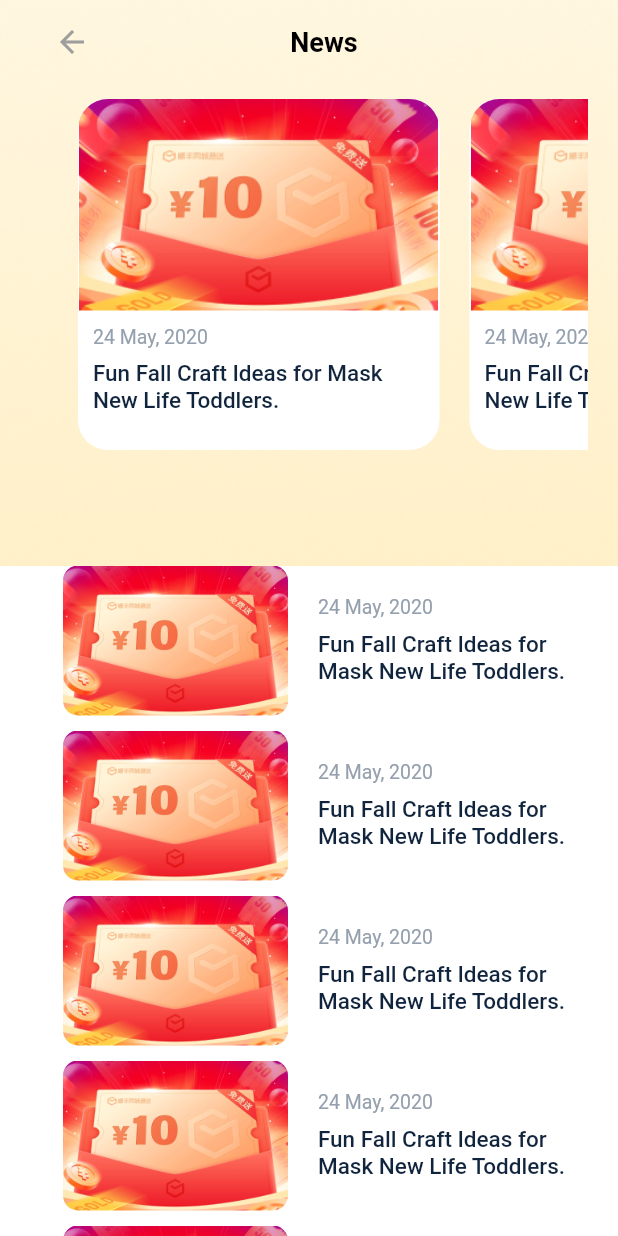
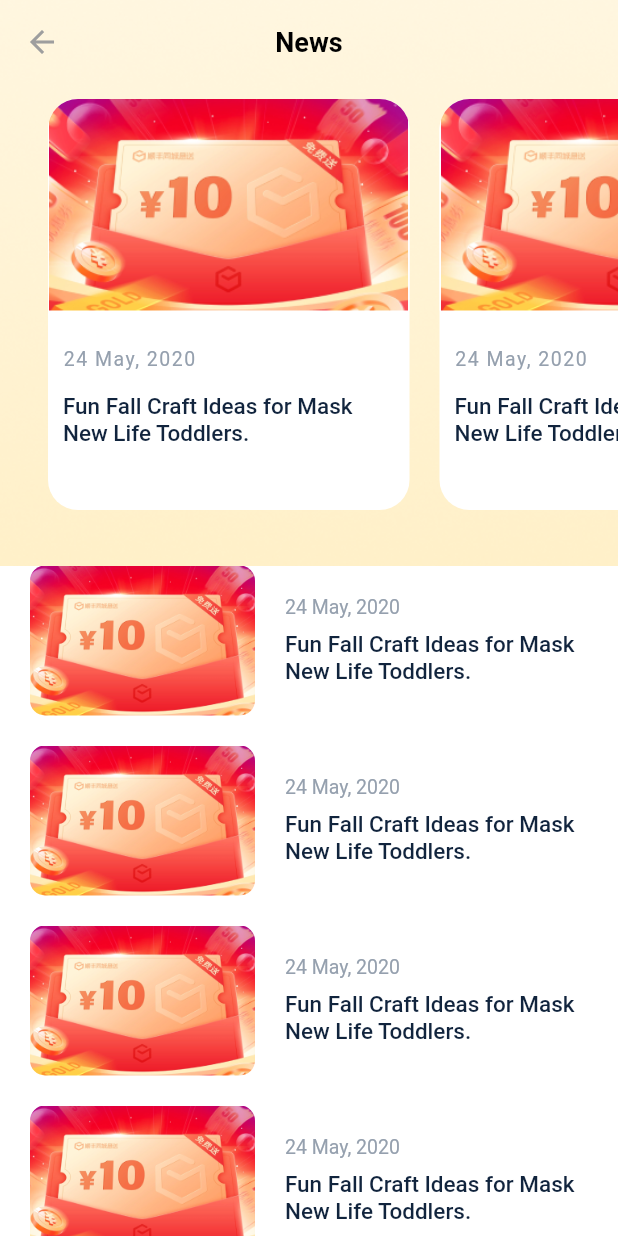
Before and after one commit to naimulNoor/maxxfortune, a Flutter app: the NewsListPage screen opened directly, on a phone screen of 412 x 824 dp. Run offline on Flutter 3.47's test engine with Material 2 defaults, Android fonts, the phone set to English and light mode, and no system bars; our stand-ins replace badges, cached_network_image, carousel_slider, confetti, country_code_picker, dio and 14 more; missing offline and left inert: launch_review, webview_flutter_plus; accounts and stored records are empty; project files that could hold a hidden picture were left out.

Commit message:
news flow fix

```diff
--- a/lib/ui/app/menu/menu.dart
+++ b/lib/ui/app/menu/menu.dart
@@ -84,7 +84,7 @@ class _FaqViewState extends State<WidgetMenu> {
                                ),
                              );
                            },
-                           title:"Refer and Earn",
+                           title:"News & Blog",
                            subtitle: "News & Lates Update",
                            icon: SvgPicture.asset(AssetConstants.news,height: 40,width: 40,),
                            iconColor: Color(0xff2E7BE4),
@@ -93,8 +93,8 @@ class _FaqViewState extends State<WidgetMenu> {
                          ),
                          WidgetMenuListTile(
                              onTap: (){},
-                            title:"News & Blog",
-                            subtitle: "News & Lates Update",
+                            title:"Refer and Earn",
+                            subtitle: "Control Your Videos",
                             icon: SvgPicture.asset(AssetConstants.refer,height: 40,width: 40,),
                             iconColor: Color(0xff2E7BE4),
                             subTitleColor: Color(0xff787B8C),
--- a/lib/ui/app/news/news_details.dart
+++ b/lib/ui/app/news/news_details.dart
@@ -7,7 +7,7 @@ import 'package:tokenapp/data/models/contuctus/model_contuct_us.dart';
 
 
 class NewsDetailsPage extends StatefulWidget {
-  const NewsDetailsPage({Key? key}) : super(key: key);
+  const  NewsDetailsPage({Key? key}) : super(key: key);
 
   @override
   _FaqViewState createState() => _FaqViewState();
--- a/lib/ui/app/news/news_list.dart
+++ b/lib/ui/app/news/news_list.dart
@@ -7,7 +7,7 @@ import 'package:tokenapp/ui/app/news/news_details.dart';
 
 
 class NewsListPage extends StatefulWidget {
-  const NewsListPage({Key? key}) : super(key: key);
+  const  NewsListPage({Key? key}) : super(key: key);
 
   @override
   _FaqViewState createState() => _FaqViewState();
@@ -56,7 +56,6 @@ class _FaqViewState extends State<NewsListPage> {
                     scrollDirection: Axis.vertical,
                     itemBuilder: (context, i) {
                       return InkWell(
-
                           onTap:(){
                             Navigator.push(
                               context,
@@ -66,9 +65,8 @@ class _FaqViewState extends State<NewsListPage> {
                             );
                         },
                         child: Container(
-                          margin: EdgeInsets.fromLTRB(32, 0, 0, 10),
+                          margin: EdgeInsets.fromLTRB(10, 0, 0, 20),
                           decoration: BoxDecoration(
-
 
                           ),
                           child: Row(
@@ -86,22 +84,18 @@ class _FaqViewState extends State<NewsListPage> {
                                     )
                                 ),
                               ),
-                              Container(
-                                padding: EdgeInsets.all(20.0),
+                              SizedBox(width: 20.0,),
+                              Expanded(
                                 child: Column(
                                   crossAxisAlignment: CrossAxisAlignment.start,
                                   mainAxisAlignment: MainAxisAlignment.start,
                                   children: [
                                     Text("24 May, 2020",style: TextStyle(color: Color(0xff95A0AE),fontSize: 13.0),),
                                     SizedBox(height: 8,),
-                                    Container(
-                                        width: 165,
-                                        child: Text("Fun Fall Craft Ideas for Mask New Life Toddlers.",style: TextStyle(color: Color(0xff11243D),fontSize: 15.0,fontWeight: FontWeight.w500),))
+                                    Text("Fun Fall Craft Ideas for Mask New Life Toddlers.",style: TextStyle(color: Color(0xff11243D),fontSize: 15.0,fontWeight: FontWeight.w500),)
                                   ],
                                 ),
                               ),
-
-
                             ],
                           ),
                         ),
@@ -137,10 +131,10 @@ class TitleWidget extends StatelessWidget {
               ),
             ),
           ),
-          SafeArea(child: Container(
-              height: 300,
+          Container(
+              height: 350,
               width: MediaQuery.of(context).size.width,
-              margin: EdgeInsets.fromLTRB(20, 0, 0, 0),
+              margin: EdgeInsets.fromLTRB(0, 0, 0, 0),
               child: Column(
                 mainAxisAlignment: MainAxisAlignment.start,
                 crossAxisAlignment: CrossAxisAlignment.center,
@@ -154,7 +148,7 @@ class TitleWidget extends StatelessWidget {
                   ),
                   Expanded(
                     child: Container(
-                        margin: EdgeInsets.fromLTRB(32, 10, 20, 0),
+                        margin: EdgeInsets.fromLTRB(32, 10, 0, 10),
                       child: ListView.builder(
                         itemCount: 6,
                         scrollDirection: Axis.horizontal,
@@ -187,36 +181,26 @@ class TitleWidget extends StatelessWidget {
                                     crossAxisAlignment: CrossAxisAlignment.start,
                                     mainAxisAlignment: MainAxisAlignment.start,
                                     children: [
-                                      Text("24 May, 2020",style: TextStyle(color: Color(0xff95A0AE),fontSize: 13.0),),
-                                      SizedBox(height: 8,),
+                                      SizedBox(height: 15.0,),
+                                      Text("24 May, 2020",style: TextStyle(color: Color(0xff95A0AE),fontSize: 13.0,letterSpacing: 1),),
+                                      SizedBox(height: 15.0,),
                                       Text("Fun Fall Craft Ideas for Mask New Life Toddlers.",style: TextStyle(color: Color(0xff11243D),fontSize: 15.0,fontWeight: FontWeight.w500),)
                                     ],
                                   ),
                                 ),
 
-
                               ],
                             ),
                           );
-
                         },
                       )
                     ),
                   )
                 ],
-              ))
-          )
+              )),
         ]);
   }
 }
-
-
-
-
-
-
-
-
 
 
 class FaqItemWidget extends StatefulWidget {
```
